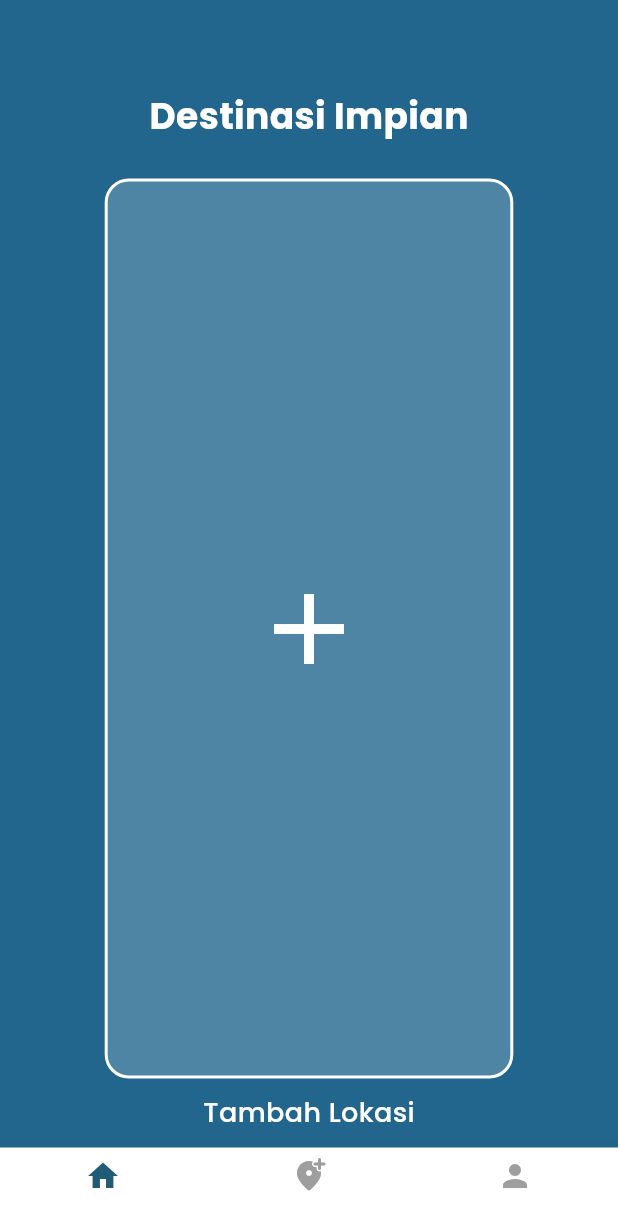
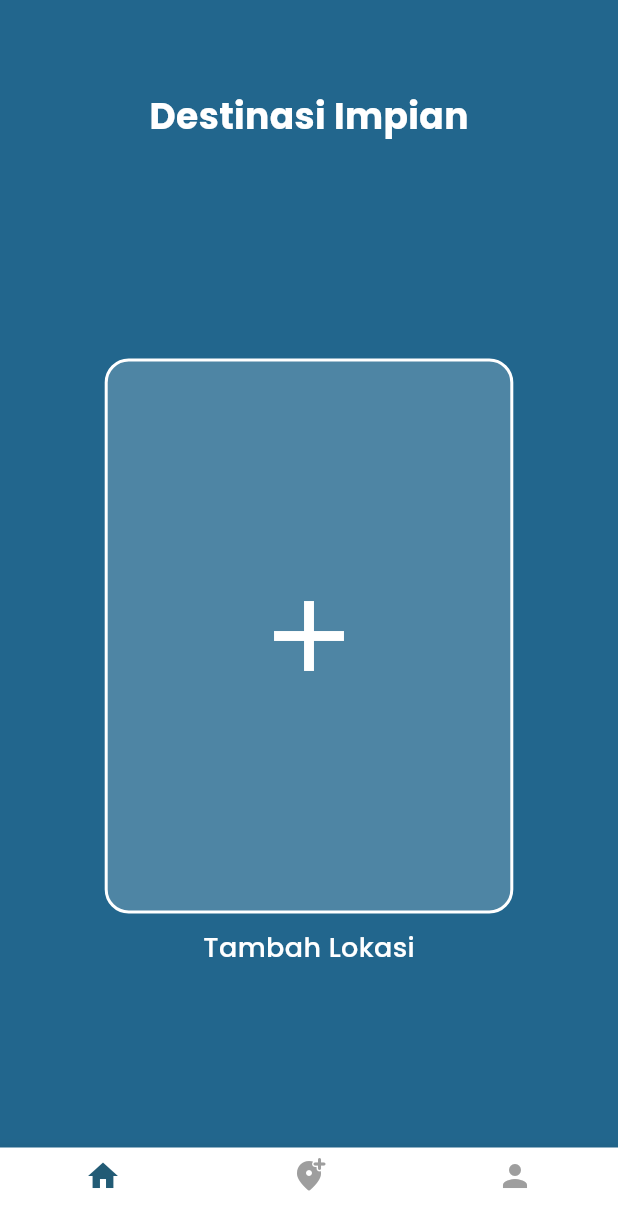
Before and after one commit to WilsonDaCosta02/Travel_Planner-main-ada-integrasi-back-end, a Flutter app: the DreamDestinationPage screen opened directly, on a phone screen of 412 x 824 dp. Shown: the top 1230 px of the screen. Run offline on Flutter 3.47's test engine with Material 3 defaults, Android fonts, the phone set to English and light mode, and no system bars; our stand-ins replace google_fonts, graphql_flutter, image_picker, shared_preferences, table_calendar; accounts and stored records are empty.

Commit message:
update perubahan dikit di dream destinationnya

```diff
--- a/lib/dream_destination_page.dart
+++ b/lib/dream_destination_page.dart
@@ -251,11 +251,13 @@ class _DreamDestinationPageState extends State<DreamDestinationPage> {
                     padding: const EdgeInsets.symmetric(horizontal: 8.0),
                     child: GestureDetector(
                       onTap: () => _showActionOptions(index),
+                      child: SingleChildScrollView(
                         child: Column(
+                          mainAxisSize: MainAxisSize.min,
                           children: [
                             SizedBox(
                               height:
-                                600, // Sesuaikan tinggi sesuai kebutuhan kamu
+                                  600, // ganti dari 600 jadi lebih kecil agar aman
                               child: ClipRRect(
                                 borderRadius: BorderRadius.circular(16),
                                 child:
@@ -272,7 +274,6 @@ class _DreamDestinationPageState extends State<DreamDestinationPage> {
                                         ),
                               ),
                             ),
-
                             SizedBox(height: 10),
                             Text(
                               item['name']!,
@@ -285,17 +286,25 @@ class _DreamDestinationPageState extends State<DreamDestinationPage> {
                           ],
                         ),
                       ),
+                    ),
                   );
                 } else {
                   // Card tambah destinasi
                   return Padding(
                     padding: const EdgeInsets.symmetric(horizontal: 8.0),
-                    child: GestureDetector(
+                    child: Center(
+                      // Tambahkan ini agar kontennya berada di tengah
+                      child: Column(
+                        mainAxisSize:
+                            MainAxisSize
+                                .min, // Supaya tinggi column menyesuaikan
+                        children: [
+                          GestureDetector(
                             onTap: () => _showDestinationDialog(),
                             child: Column(
                               children: [
                                 SizedBox(
-                            height: 600,
+                                  height: 370,
                                   child: Container(
                                     decoration: BoxDecoration(
                                       color: Colors.white.withOpacity(0.2),
@@ -305,7 +314,7 @@ class _DreamDestinationPageState extends State<DreamDestinationPage> {
                                         width: 2,
                                       ),
                                     ),
-                              child: Center(
+                                    child: const Center(
                                       child: Icon(
                                         Icons.add,
                                         size: 80,
@@ -314,13 +323,16 @@ class _DreamDestinationPageState extends State<DreamDestinationPage> {
                                     ),
                                   ),
                                 ),
-                          SizedBox(height: 10),
+                                const SizedBox(height: 10),
                                 Text(
                                   'Tambah Lokasi',
                                   style: GoogleFonts.poppins(
                                     fontSize: 18,
                                     fontWeight: FontWeight.w500,
                                     color: Colors.white,
+                                  ),
+                                ),
+                              ],
                             ),
                           ),
                         ],
```
Lines whose indentation alone changed are shown as unchanged.
